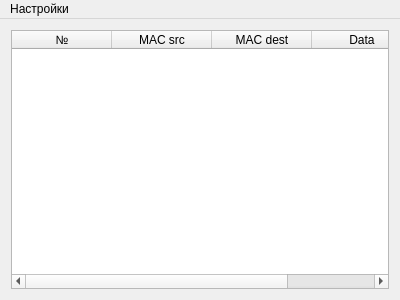
Before: the Qt Designer form SDKmanager/mainwindow.ui in simakvladimir/qt-projects, drawn with Qt 5.
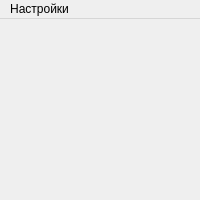
After: the same form once the commit is applied.

Diff of the .ui file:
```diff
--- a/SDKmanager/mainwindow.ui
+++ b/SDKmanager/mainwindow.ui
@@ -6,10 +6,16 @@
    <rect>
     <x>0</x>
     <y>0</y>
-    <width>400</width>
-    <height>300</height>
+    <width>200</width>
+    <height>200</height>
    </rect>
   </property>
+  <property name="sizePolicy">
+   <sizepolicy hsizetype="Fixed" vsizetype="Fixed">
+    <horstretch>0</horstretch>
+    <verstretch>0</verstretch>
+   </sizepolicy>
+  </property>
   <property name="windowTitle">
    <string>MainWindow</string>
   </property>
@@ -20,30 +26,6 @@
       <item>
        <layout class="QVBoxLayout" name="verticalLayout"/>
       </item>
-      <item>
-       <widget class="QTableWidget" name="tblRxPct">
-        <column>
-         <property name="text">
-          <string>№</string>
-         </property>
-        </column>
-        <column>
-         <property name="text">
-          <string>MAC src</string>
-         </property>
-        </column>
-        <column>
-         <property name="text">
-          <string>MAC dest</string>
-         </property>
-        </column>
-        <column>
-         <property name="text">
-          <string>Data</string>
-         </property>
-        </column>
-       </widget>
-      </item>
      </layout>
     </item>
    </layout>
@@ -53,7 +35,7 @@
     <rect>
      <x>0</x>
      <y>0</y>
-     <width>400</width>
+     <width>200</width>
      <height>21</height>
     </rect>
    </property>
```
Left out of the diff: 6 changed lines with no effect on the pictures.
